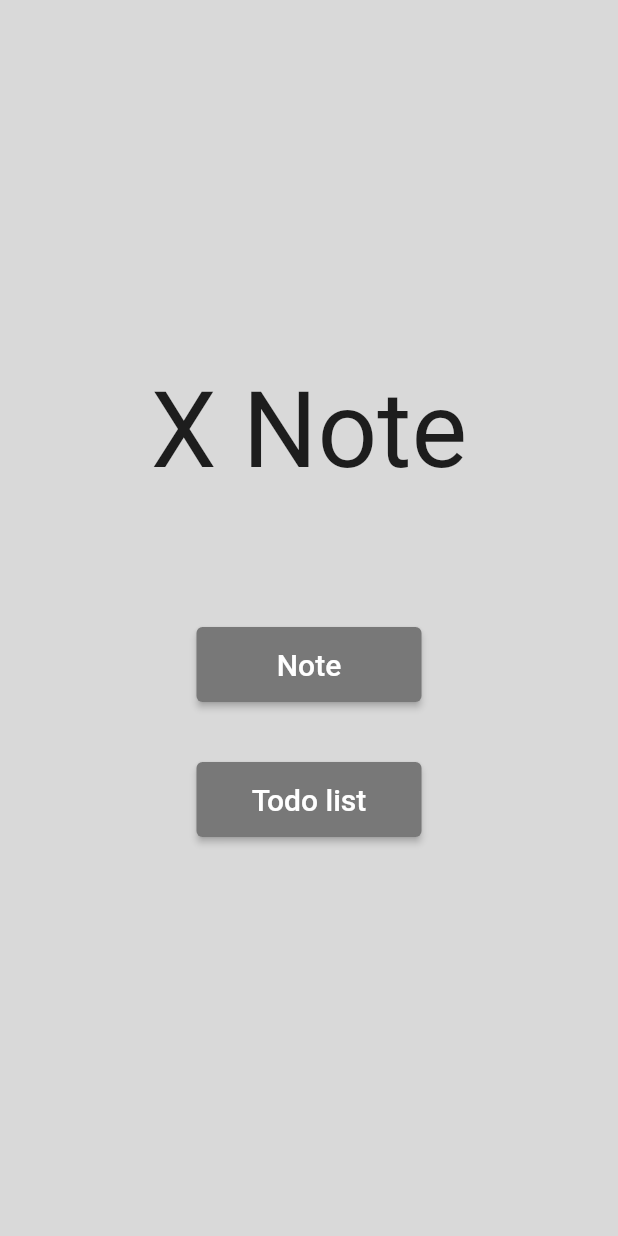
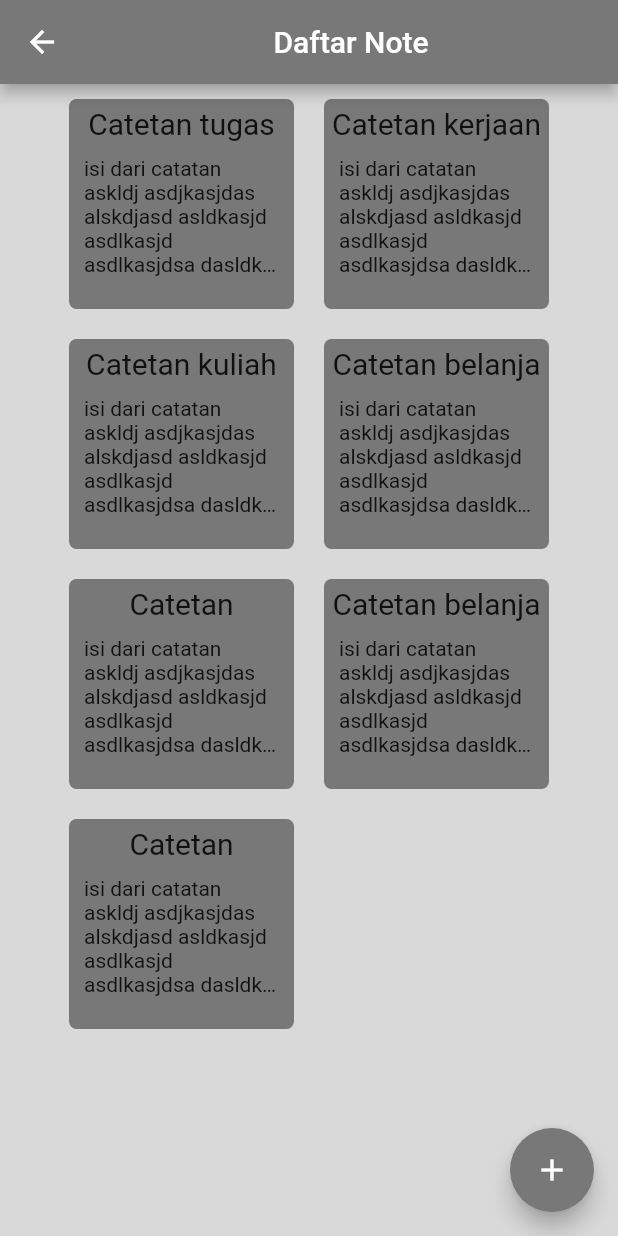
Before and after one commit to BayuSwari01/xnote, a Flutter app: the home screen opened directly, after a tap on "Note", on a phone screen of 412 x 824 dp. Run offline on Flutter 3.47's test engine with Material 2 defaults, Android fonts, the light colour scheme and no system bars.

Commit message:
Menyelesaikan UI Catatan

```diff
--- /dev/null
+++ b/lib/screen/catatan/daftarNote.dart
@@ -0,0 +1,93 @@
+import 'package:flutter/material.dart';
+import 'package:flutter/src/widgets/container.dart';
+import 'package:flutter/src/widgets/framework.dart';
+import 'package:x_note/screen/catatan/catatan.dart';
+import 'package:x_note/screen/catatan/tambahCatatan.dart';
+import 'package:x_note/screen/catatan/editCatatan.dart';
+
+class daftarNote extends StatefulWidget {
+  const daftarNote({super.key});
+
+  @override
+  State<daftarNote> createState() => _daftarNoteState();
+}
+
+class _daftarNoteState extends State<daftarNote> {
+  List<String> judul = [
+    "Catetan tugas",
+    "Catetan kerjaan",
+    "Catetan kuliah",
+    "Catetan belanja",
+    "Catetan",
+    "Catetan belanja",
+    "Catetan"
+  ];
+  @override
+  Widget build(BuildContext context) {
+    return Scaffold(
+      appBar: AppBar(
+        backgroundColor: Color.fromARGB(255, 120, 120, 120),
+        title: Center(child: Text("Daftar Note")),
+      ),
+      body: Container(
+        color: Color.fromARGB(255, 217, 217, 217),
+        width: double.infinity,
+        height: double.infinity,
+        child: SingleChildScrollView(
+          child: Center(
+            child: Container(
+                child: Wrap(
+              children: List<GestureDetector>.generate(
+                  7,
+                  (index) => GestureDetector(
+                        onTap: () {
+                          Navigator.push(context,
+                              MaterialPageRoute(builder: (context) {
+                            return catatan();
+                          }));
+                        },
+                        child: Container(
+                          decoration: BoxDecoration(
+                            borderRadius: BorderRadius.circular(5),
+                            color: Color.fromARGB(255, 120, 120, 120),
+                          ),
+                          margin: EdgeInsets.all(10),
+                          width: 150,
+                          height: 140,
+                          child: Column(
+                            children: <Widget>[
+                              Container(
+                                margin: EdgeInsets.only(top: 5),
+                                child: Text(
+                                  judul[index],
+                                  style: TextStyle(fontSize: 20),
+                                ),
+                              ),
+                              Container(
+                                margin: EdgeInsets.fromLTRB(10, 10, 10, 10),
+                                child: Text(
+                                  "isi dari catatan askldj asdjkasjdas alskdjasd asldkasjd asdlkasjd asdlkasjdsa dasldkjas lkasjd asdlksa asdoasdjas,m asldljas asdl;ajsd ",
+                                  maxLines: 5,
+                                  overflow: TextOverflow.ellipsis,
+                                ),
+                              )
+                            ],
+                          ),
+                        ),
+                      )),
+            )),
+          ),
+        ),
+      ),
+      floatingActionButton: FloatingActionButton(
+        onPressed: () {
+          Navigator.push(context, MaterialPageRoute(builder: (context) {
+            return tambahCatatan();
+          }));
+        },
+        backgroundColor: Color.fromARGB(255, 120, 120, 120),
+        child: Icon(Icons.add),
+      ),
+    );
+  }
+}
--- a/lib/screen/home.dart
+++ b/lib/screen/home.dart
@@ -1,6 +1,8 @@
 import 'package:flutter/material.dart';
 import 'package:flutter/src/widgets/container.dart';
 import 'package:flutter/src/widgets/framework.dart';
+import 'package:x_note/screen/catatan/daftarNote.dart';
+import 'package:x_note/screen/todoList/daftarTodoList.dart';
 
 class home extends StatefulWidget {
   const home({super.key});
@@ -17,25 +19,28 @@ class _homeState extends State<home> {
         color: Color.fromARGB(255, 217, 217, 217),
         child: Center(
           child: Column(
-            mainAxisAlignment: MainAxisAlignment.center,
             children: <Widget>[
               Container(
-                margin: EdgeInsets.only(bottom: 70),
-                child: Text(
-                  "X Note",
-                  style: TextStyle(fontSize: 70),
+                margin: EdgeInsets.only(top: 10),
+                child: Image(
+                  image: AssetImage("images/logo2.png"),
+                  width: 300,
+                  height: 300,
                 ),
               ),
               Container(
-                  margin: EdgeInsets.all(20),
+                  margin: EdgeInsets.all(10),
                   child: SizedBox(
                     height: 50,
-                    width: 150,
+                    width: 200,
                     child: ElevatedButton(
                       style: ElevatedButton.styleFrom(
                           backgroundColor: Color.fromARGB(255, 120, 120, 120)),
                       onPressed: () {
-                        setState(() {});
+                        Navigator.push(context,
+                            MaterialPageRoute(builder: (context) {
+                          return daftarNote();
+                        }));
                       },
                       child: Text(
                         "Note",
@@ -44,18 +49,42 @@ class _homeState extends State<home> {
                     ),
                   )),
               Container(
-                  margin: EdgeInsets.all(20),
+                  margin: EdgeInsets.all(10),
                   child: SizedBox(
                     height: 50,
-                    width: 150,
+                    width: 200,
                     child: ElevatedButton(
                       style: ElevatedButton.styleFrom(
                           backgroundColor: Color.fromARGB(255, 120, 120, 120)),
                       onPressed: () {
-                        setState(() {});
+                        setState(() {
+                          Navigator.push(context,
+                              MaterialPageRoute(builder: (context) {
+                            return daftarTodoList();
+                          }));
+                        });
                       },
                       child: Text(
                         'Todo list',
+                        style: TextStyle(fontSize: 20),
+                      ),
+                    ),
+                  )),
+              Container(
+                  margin: EdgeInsets.all(10),
+                  child: SizedBox(
+                    height: 50,
+                    width: 200,
+                    child: ElevatedButton(
+                      style:
+                          ElevatedButton.styleFrom(backgroundColor: Colors.red),
+                      onPressed: () {
+                        setState(() {
+                          Navigator.pop(context);
+                        });
+                      },
+                      child: Text(
+                        'Log Out',
                         style: TextStyle(fontSize: 20),
                       ),
                     ),
--- a/pubspec.yaml
+++ b/pubspec.yaml
@@ -61,7 +61,8 @@ flutter:
 
   # To add assets to your application, add an assets section, like this:
   assets:
-    - images/hippopotamus-icon.png
+    - images/logo1.png
+    - images/logo2.png
   #   - images/a_dot_ham.jpeg
 
   # An image asset can refer to one or more resolution-specific "variants", see
```
Also changed, not shown: lib/screen/catatan/catatan.dart (added, +92 -0 lines), lib/screen/catatan/editCatatan.dart (added, +86 -0 lines), lib/screen/catatan/tambahCatatan.dart (added, +86 -0 lines), lib/screen/splashScreen.dart (+3 -4 lines), lib/screen/todoList/daftarTodoList.dart (added, +49 -0 lines), images/hippopotamus-icon.png (deleted).
